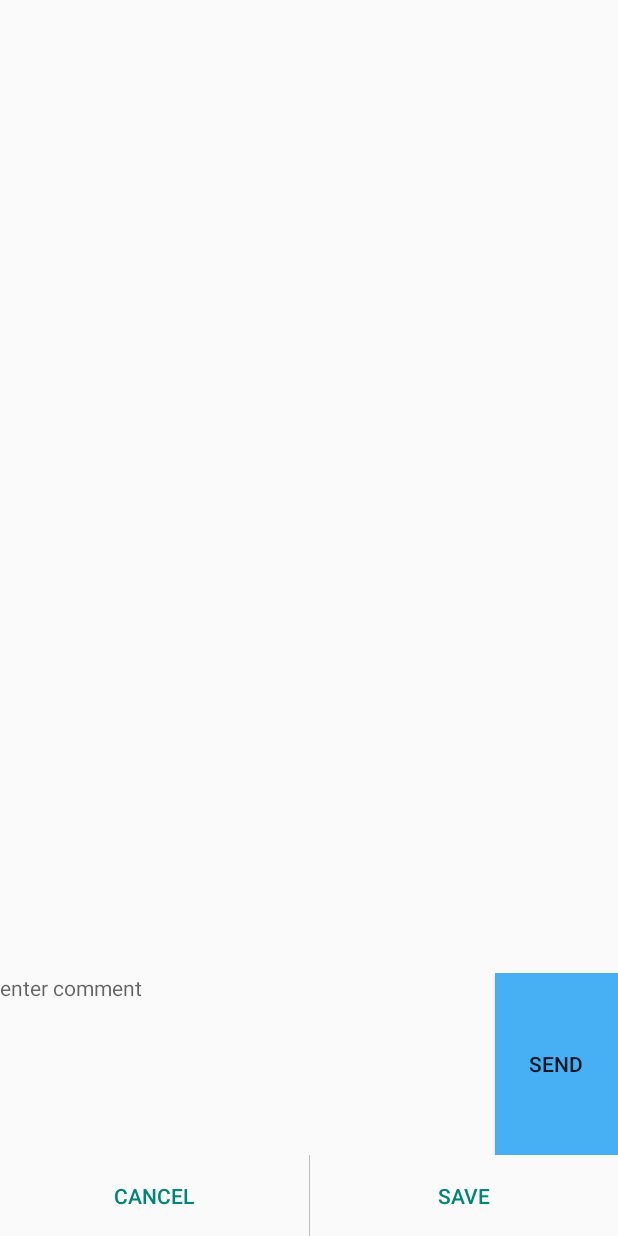
After one commit to jd90/AndroidApp, an Android app: the layout messages_popup.xml on its own in the app's theme, with its tools: preview values and no code run, on a phone screen of 412 x 824 dp. The commit adds this screen. Run offline under Robolectric (Android 15) with nearby library versions, the phone set to English and light mode, and no system bars.

Commit message:
privating begins

```diff
--- a/ParseStarterProject/src/main/res/layout/feed_fragment.xml
+++ b/ParseStarterProject/src/main/res/layout/feed_fragment.xml
@@ -52,7 +52,8 @@
             android:layout_height="30dp"
             android:orientation="horizontal"
             android:weightSum="8"
-            android:layout_weight="7">
+            android:layout_weight="7"
+            android:id="@+id/buttonsContainer">
 
             <ImageView
                 android:layout_width="match_parent"
--- /dev/null
+++ b/ParseStarterProject/src/main/res/layout/messages_popup.xml
@@ -0,0 +1,83 @@
+<?xml version="1.0" encoding="utf-8"?>
+<LinearLayout xmlns:android="http://schemas.android.com/apk/res/android"
+    android:orientation="vertical" android:layout_width="match_parent"
+    android:layout_height="match_parent"
+    android:gravity="center_horizontal">
+
+    <LinearLayout
+        android:layout_width="match_parent"
+        android:layout_height="match_parent"
+        android:orientation="vertical"
+        android:weightSum="10">
+
+        <ListView
+            android:layout_width="match_parent"
+            android:layout_height="match_parent"
+            android:layout_weight="2"
+            android:id="@+id/listview">
+
+
+
+
+        </ListView>
+
+
+
+    <LinearLayout
+        android:layout_width="match_parent"
+        android:layout_height="match_parent"
+        android:orientation="horizontal"
+        android:weightSum="10"
+        android:layout_weight="8">
+
+        <TextView
+            android:layout_width="match_parent"
+            android:layout_height="match_parent"
+            android:hint="enter comment"
+            android:id="@+id/inputBox"
+            android:layout_weight="2"/>
+        <Button
+            android:layout_width="match_parent"
+            android:layout_height="match_parent"
+            android:text="Send"
+            android:background="@drawable/bottom_button"
+            android:id="@+id/send"
+            android:layout_weight="8"
+            />
+
+    </LinearLayout>
+
+
+
+
+
+
+    <LinearLayout
+        android:layout_width="match_parent"
+        android:layout_height="wrap_content"
+        android:orientation="horizontal"
+        android:weightSum="2"
+        android:layout_weight="6">
+        <Button
+            android:layout_width="match_parent"
+            android:layout_height="match_parent"
+            android:id="@+id/cancel"
+            android:text="Cancel"
+            style="?android:attr/buttonBarButtonStyle"
+            android:layout_weight="1"/>
+        <LinearLayout
+            android:layout_width="0.3dp"
+            android:layout_height="match_parent"
+            android:background="#ffbebebe"></LinearLayout>
+        <Button
+            android:layout_width="match_parent"
+            android:layout_height="wrap_content"
+            android:id="@+id/ok"
+            style="?android:attr/buttonBarButtonStyle"
+            android:text="Save"
+            android:layout_weight="1"/>
+        </LinearLayout>
+
+    </LinearLayout>
+
+</LinearLayout>
```
Also changed, not shown: ParseStarterProject/src/main/java/com/parse/starter/CommentsArrayAdapter.java (added, +66 -0 lines), ParseStarterProject/src/main/java/com/parse/starter/CustAdapterFeed.java (+40 -2 lines), ParseStarterProject/src/main/java/com/parse/starter/DialogFragMessages.java (added, +82 -0 lines), 23 other files.
